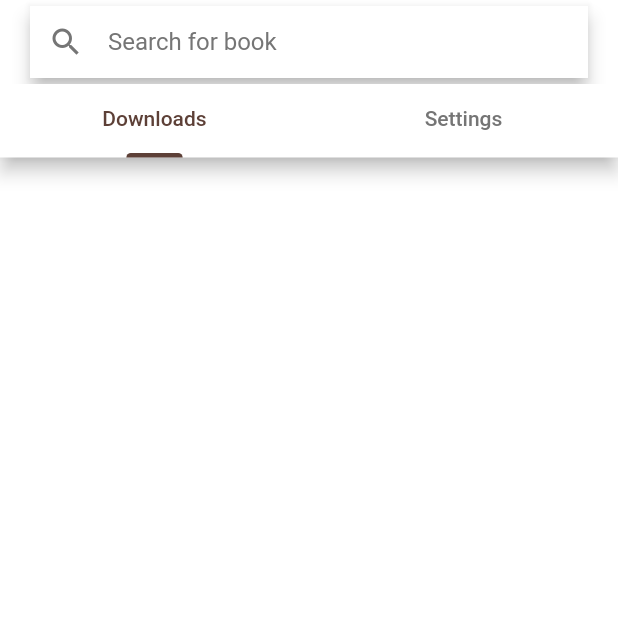
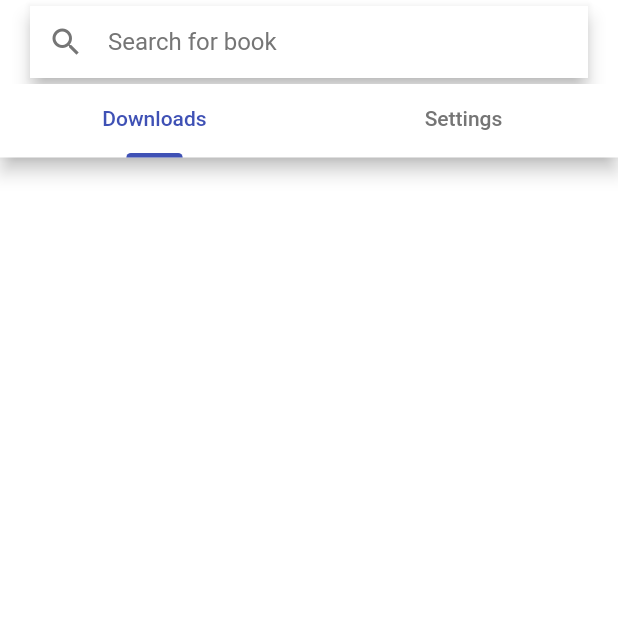
Before and after one commit to bgwastu/librebook, a Flutter app: the screen it shows after launch, on a phone screen of 412 x 824 dp, the top half of it. Run offline on Flutter 3.47's test engine with Material 2 defaults, Android fonts, the phone set to English and light mode, and no system bars; our stand-ins replace cached_network_image, dio, get, get_it, md2_tab_indicator, open_file and 4 more; missing offline and left inert: downloads_path_provider_28, enhanced_future_builder, lazy_load_refresh_indicator.

Commit message:
Change the secondary color

```diff
--- a/lib/ui/shared/theme.dart
+++ b/lib/ui/shared/theme.dart
@@ -3,7 +3,7 @@ import 'package:flutter/material.dart';
 
 final ThemeData kLightTheme = _buildLightTheme();
 const Color primaryColor = Color(0xFFFFFFFF);
-const Color secondaryColor = Color(0xFF5D4037);
+const Color secondaryColor = Colors.indigo;
 
 ThemeData _buildLightTheme() {
   final ColorScheme colorScheme = const ColorScheme.light().copyWith(
```
